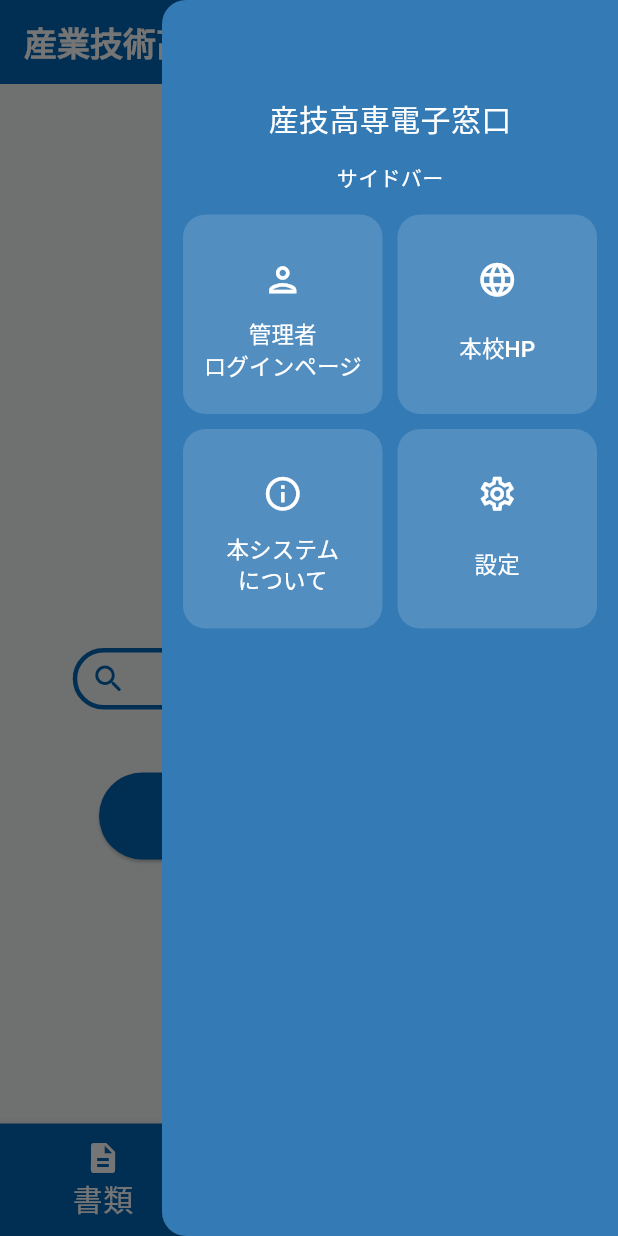
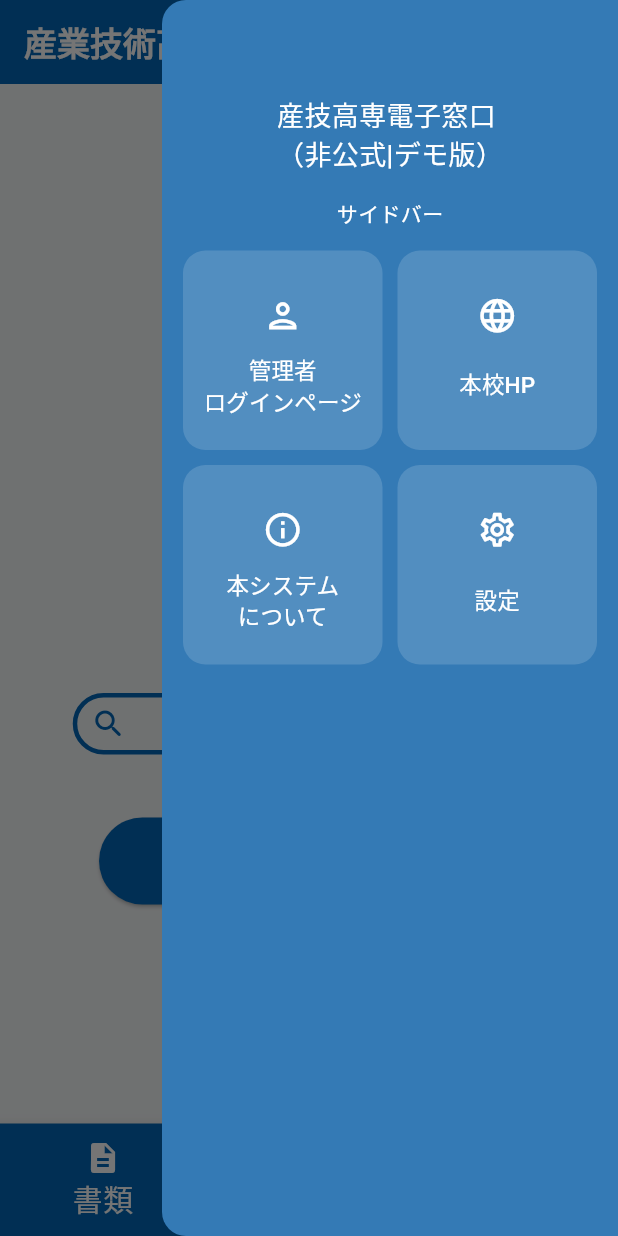
Before and after one commit to laughtaone/OfficeDX-demo, a Flutter app: the screen it shows after launch, with the side drawer open, on a phone screen of 412 x 824 dp. Run offline on Flutter 3.47's test engine with Material 3 defaults, Android fonts, the light colour scheme and no system bars; drawn by our look-alikes of auto_size_text; our stand-ins replace cloud_firestore, file_picker, firebase_auth, firebase_core, firebase_storage, flutter_dotenv and 3 more; missing offline and left inert: flutter_pdfview, fuzzy; accounts and stored records are empty; Roboto replaces fonts that are missing (NotoJP).

Commit message:
complete: 各部分 デモ版明記

```diff
--- a/lib/components/app_text.dart
+++ b/lib/components/app_text.dart
@@ -4,14 +4,16 @@ class AppText extends StatelessWidget {
   const AppText({super.key,
     this.customColor,
     this.customFontWeight = FontWeight.w800,
-    this.customText = '産業技術高専電子窓口',
-    this.isNotDisplaySchoolName = false
+    this.customText = '産業技術高専電子窓口（非公式|デモ版）',
+    this.isNotDisplaySchoolName = false,
+    this.customFontSize = 20
   });
 
   final Color? customColor;
   final FontWeight customFontWeight;
   final String customText;
   final bool isNotDisplaySchoolName;
+  final double customFontSize;
 
 
   @override
@@ -21,7 +23,7 @@ class AppText extends StatelessWidget {
       style: TextStyle(
         color: (customColor != null) ? customColor : Theme.of(context).primaryColor,
         fontWeight: customFontWeight,
-        fontSize: 20
+        fontSize: customFontSize
       ),
     );
   }
--- a/lib/components/common_appbar.dart
+++ b/lib/components/common_appbar.dart
@@ -11,12 +11,26 @@ class CommonAppBar extends StatelessWidget implements PreferredSizeWidget {
   @override
   Widget build(BuildContext context) {
     return AppBar(
-      title: Text(
-        (isNotDisplaySchoolName) ? '******電子窓口' : '産業技術高専電子窓口',
-        style: TextStyle(
-          color: Colors.white,
-          fontWeight: FontWeight.bold,
-        ),
+      title: Row(
+        crossAxisAlignment: CrossAxisAlignment.end,
+        children: [
+          Text(
+            (isNotDisplaySchoolName) ? '******電子窓口' : '産業技術高専電子窓口',
+            style: TextStyle(
+              color: Colors.white,
+              fontWeight: FontWeight.bold,
+            ),
+          ),
+          SizedBox(width: 5),
+          const Text(
+            '(非公式|デモ版)',
+            style: TextStyle(
+              color: Colors.white,
+              fontWeight: FontWeight.w400,
+              fontSize: 13
+            ),
+          ),
+        ],
       ),
       centerTitle: false,
       backgroundColor: Theme.of(context).primaryColor,
--- a/lib/components/side_bar.dart
+++ b/lib/components/side_bar.dart
@@ -36,9 +36,10 @@ class SideBarState extends State<SideBar> {
               // ---------------------- タイトル -------------------------
               SizedBox(height: 50),
               AppText(
-                customText: (widget.isNotDisplaySchoolName) ? '******電子窓口' : '産技高専電子窓口',
+                customText: (widget.isNotDisplaySchoolName) ? '******電子窓口\n(非公式|デモ版)' : '産技高専電子窓口\n（非公式|デモ版）',
                 customColor: Colors.white,
-                customFontWeight: FontWeight.w500
+                customFontWeight: FontWeight.w500,
+                customFontSize: 18
               ),
               SizedBox(height: 15),
               Text(
--- a/lib/main.dart
+++ b/lib/main.dart
@@ -41,7 +41,7 @@ class OfficeDX extends StatelessWidget {
   @override
   Widget build(BuildContext context) {
     return MaterialApp(
-      title: '電子窓口',
+      title: '産技高専電子窓口(非公式|デモ版)',
       debugShowCheckedModeBanner: false,
       theme: ThemeData(
         fontFamily: 'NotoJP',
--- a/lib/pages/3_bottom_tabs/home_page.dart
+++ b/lib/pages/3_bottom_tabs/home_page.dart
@@ -45,7 +45,11 @@ class HomePageState extends State<HomePage> {
                 ),
                 // -------------------------------------------------------------------
                 // ----------------------------- タイトル -----------------------------
-                AppText(customText: (widget.isNotDisplaySchoolName) ? '******電子窓口' : '産技高専電子窓口'),
+                AppText(
+                  customText: (widget.isNotDisplaySchoolName)
+                    ? '******電子窓口\n(非公式|デモ版)'
+                    : '産技高専電子窓口\n(非公式|デモ版)'
+                  ),
                 // -------------------------------------------------------------------
 
                 const SizedBox(height: 10),
```
Also changed, not shown: 3 other files.
